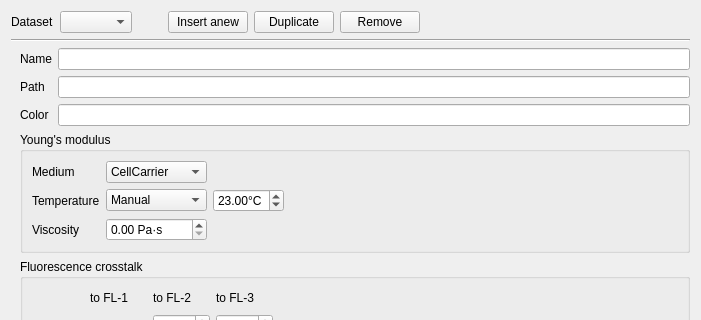
Old version of the form shapeout2/gui/analysis/ana_slot.ui in the repository ZELLMECHANIK-DRESDEN/ShapeOut2; both pictures show x 0 to 701 and y 0 to 320 of the 701 by 676 pixel window.
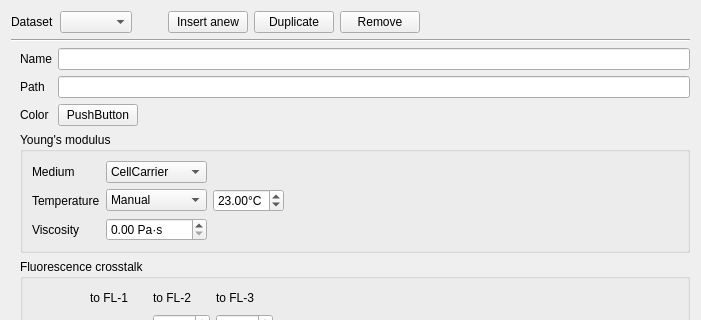
New version of the form. Custom widgets are drawn as their Qt base class.

```diff
--- a/shapeout2/gui/analysis/ana_slot.ui
+++ b/shapeout2/gui/analysis/ana_slot.ui
@@ -95,6 +95,30 @@
      </property>
      <item>
       <layout class="QGridLayout" name="gridLayout">
+       <item row="2" column="1">
+        <layout class="QHBoxLayout" name="horizontalLayout_2">
+         <item>
+          <widget class="ColorButton" name="pushButton_color">
+           <property name="text">
+            <string>PushButton</string>
+           </property>
+          </widget>
+         </item>
+         <item>
+          <spacer name="horizontalSpacer_8">
+           <property name="orientation">
+            <enum>Qt::Horizontal</enum>
+           </property>
+           <property name="sizeHint" stdset="0">
+            <size>
+             <width>40</width>
+             <height>20</height>
+            </size>
+           </property>
+          </spacer>
+         </item>
+        </layout>
+       </item>
        <item row="0" column="0">
         <widget class="QLabel" name="label_2">
          <property name="text">
@@ -102,19 +126,6 @@
          </property>
         </widget>
        </item>
-       <item row="0" column="1">
-        <widget class="QLineEdit" name="lineEdit_name"/>
-       </item>
-       <item row="2" column="0">
-        <widget class="QLabel" name="label_3">
-         <property name="text">
-          <string>Color</string>
-         </property>
-        </widget>
-       </item>
-       <item row="2" column="1">
-        <widget class="QLineEdit" name="lineEdit_color"/>
-       </item>
        <item row="1" column="0">
         <widget class="QLabel" name="label_4">
          <property name="text">
@@ -129,6 +140,16 @@
          </property>
         </widget>
        </item>
+       <item row="0" column="1">
+        <widget class="QLineEdit" name="lineEdit_name"/>
+       </item>
+       <item row="2" column="0">
+        <widget class="QLabel" name="label_3">
+         <property name="text">
+          <string>Color</string>
+         </property>
+        </widget>
+       </item>
       </layout>
      </item>
      <item>
@@ -550,6 +571,11 @@
    <extends>QDoubleSpinBox</extends>
    <header>shapeout2.gui.double_spin_box_nan</header>
   </customwidget>
+  <customwidget>
+   <class>ColorButton</class>
+   <extends>QPushButton</extends>
+   <header>pyqtgraph</header>
+  </customwidget>
  </customwidgets>
  <resources/>
  <connections/>
```
